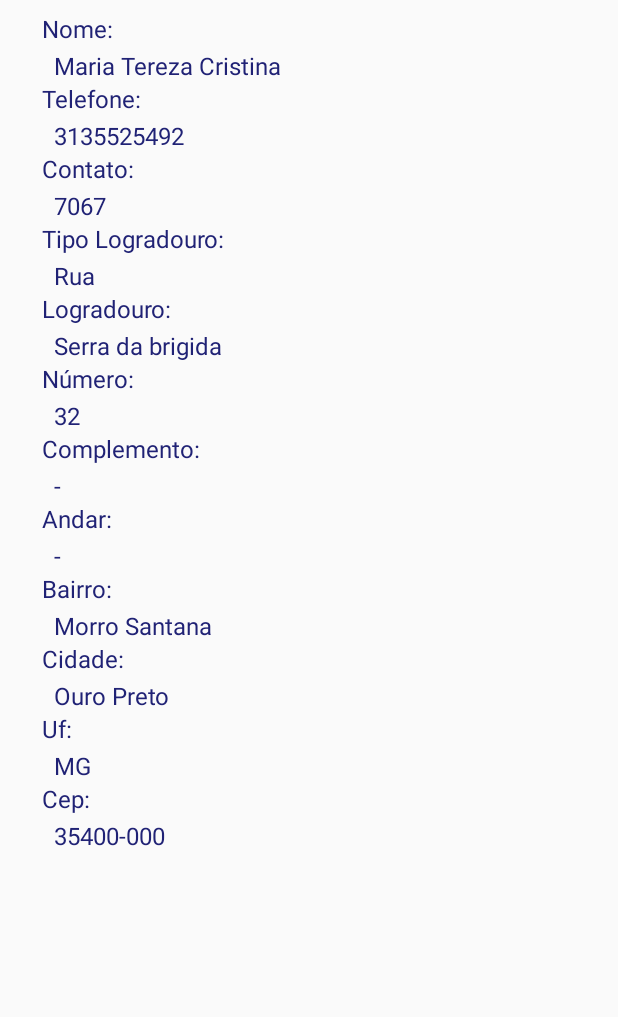
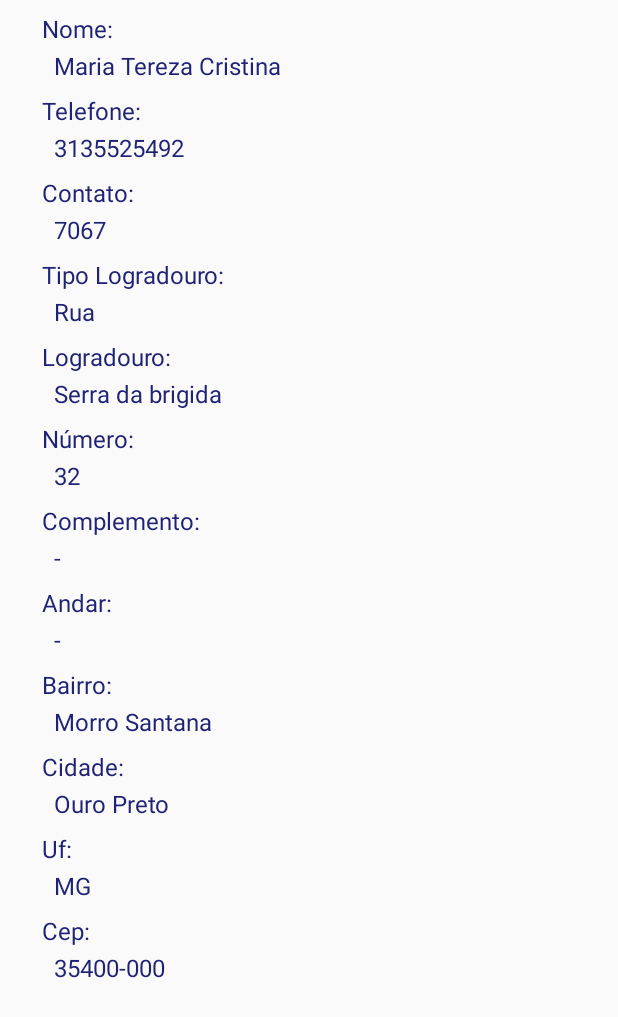
Before and after one commit to LuizJaneiro/GestordeOs, an Android app: the layout fragment_client.xml on its own in the app's theme, with its tools: preview values and no code run, on a phone screen of 412 x 824 dp. Shown: the top 1017 px of the screen. Run offline under Robolectric (Android 15) with nearby library versions, the phone set to English and light mode, and no system bars; Roboto replaces fonts that are not available here.

Commit message:
Fragment_client, Fragment_os_data:  - Increase padding os data layout;

```diff
--- a/app/src/main/res/layout/fragment_client.xml
+++ b/app/src/main/res/layout/fragment_client.xml
@@ -23,7 +23,8 @@
             <RelativeLayout
                 android:id="@+id/os_layout_name"
                 android:layout_width="wrap_content"
-                android:layout_height="wrap_content">
+                android:layout_height="wrap_content"
+                android:layout_marginBottom="8dp">
 
                 <TextView
                     android:id="@+id/os_nome"
@@ -50,7 +51,8 @@
             <RelativeLayout
                 android:id="@+id/os_layout_telefone"
                 android:layout_width="wrap_content"
-                android:layout_height="wrap_content">
+                android:layout_height="wrap_content"
+                android:layout_marginBottom="8dp">
 
                 <TextView
                     android:id="@+id/os_telefone"
@@ -77,7 +79,8 @@
             <RelativeLayout
                 android:id="@+id/os_layout_contato"
                 android:layout_width="wrap_content"
-                android:layout_height="wrap_content">
+                android:layout_height="wrap_content"
+                android:layout_marginBottom="8dp">
 
                 <TextView
                     android:id="@+id/os_contato"
@@ -104,7 +107,8 @@
             <RelativeLayout
                 android:id="@+id/os_layout_tp_logradouro"
                 android:layout_width="wrap_content"
-                android:layout_height="wrap_content">
+                android:layout_height="wrap_content"
+                android:layout_marginBottom="8dp">
 
                 <TextView
                     android:id="@+id/os_tp_logradouro"
@@ -131,7 +135,8 @@
             <RelativeLayout
                 android:id="@+id/os_layout_logradouro"
                 android:layout_width="wrap_content"
-                android:layout_height="wrap_content">
+                android:layout_height="wrap_content"
+                android:layout_marginBottom="8dp">
 
                 <TextView
                     android:id="@+id/os_logradouro"
@@ -158,7 +163,8 @@
             <RelativeLayout
                 android:id="@+id/os_layout_numero"
                 android:layout_width="wrap_content"
-                android:layout_height="wrap_content">
+                android:layout_height="wrap_content"
+                android:layout_marginBottom="8dp">
 
                 <TextView
                     android:id="@+id/os_numero"
@@ -185,7 +191,8 @@
             <RelativeLayout
                 android:id="@+id/os_layout_complemento"
                 android:layout_width="wrap_content"
-                android:layout_height="wrap_content">
+                android:layout_height="wrap_content"
+                android:layout_marginBottom="8dp">
 
                 <TextView
                     android:id="@+id/os_complemento"
@@ -212,7 +219,8 @@
             <RelativeLayout
                 android:id="@+id/os_layout_andar"
                 android:layout_width="wrap_content"
-                android:layout_height="wrap_content">
+                android:layout_height="wrap_content"
+                android:layout_marginBottom="8dp">
 
                 <TextView
                     android:id="@+id/os_andar"
@@ -239,7 +247,8 @@
             <RelativeLayout
                 android:id="@+id/os_layout_bairro"
                 android:layout_width="wrap_content"
-                android:layout_height="wrap_content">
+                android:layout_height="wrap_content"
+                android:layout_marginBottom="8dp">
 
                 <TextView
                     android:id="@+id/os_bairro"
@@ -266,7 +275,8 @@
             <RelativeLayout
                 android:id="@+id/os_layout_cidade"
                 android:layout_width="wrap_content"
-                android:layout_height="wrap_content">
+                android:layout_height="wrap_content"
+                android:layout_marginBottom="8dp">
 
                 <TextView
                     android:id="@+id/os_cidade"
@@ -293,7 +303,8 @@
             <RelativeLayout
                 android:id="@+id/os_layout_uf"
                 android:layout_width="wrap_content"
-                android:layout_height="wrap_content">
+                android:layout_height="wrap_content"
+                android:layout_marginBottom="8dp">
 
                 <TextView
                     android:id="@+id/os_uf"
@@ -320,7 +331,8 @@
             <RelativeLayout
                 android:id="@+id/os_layout_cep"
                 android:layout_width="wrap_content"
-                android:layout_height="wrap_content">
+                android:layout_height="wrap_content"
+                android:layout_marginBottom="8dp">
 
                 <TextView
                     android:id="@+id/os_cep"
```
Also changed, not shown: app/src/main/res/layout/fragment_os_data.xml (+20 -10 lines).
